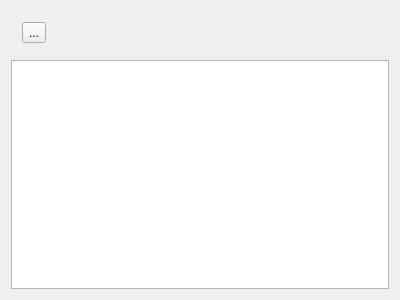
First picture: the form in MainWindow.ui, repository d1vanov/qt-insert-table-tool-button, before the edit.
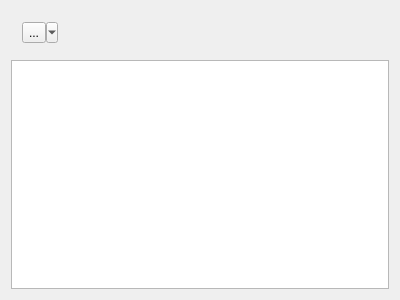
Second picture: the form after the edit. Icons and pictures are not drawn. Custom widgets are drawn as their Qt base class.

Commit message: Add table settings dialog as default action, change button popup mode to MenuButtonPopup, update screenshot

What changed in the file:
```diff
--- a/MainWindow.ui
+++ b/MainWindow.ui
@@ -30,7 +30,7 @@
           <iconset theme="insert-table"/>
          </property>
          <property name="popupMode">
-          <enum>QToolButton::InstantPopup</enum>
+          <enum>QToolButton::MenuButtonPopup</enum>
          </property>
         </widget>
        </item>
```
Left out of the diff: 4 changed lines with no effect on the pictures. The commit also changes 6 other files.
